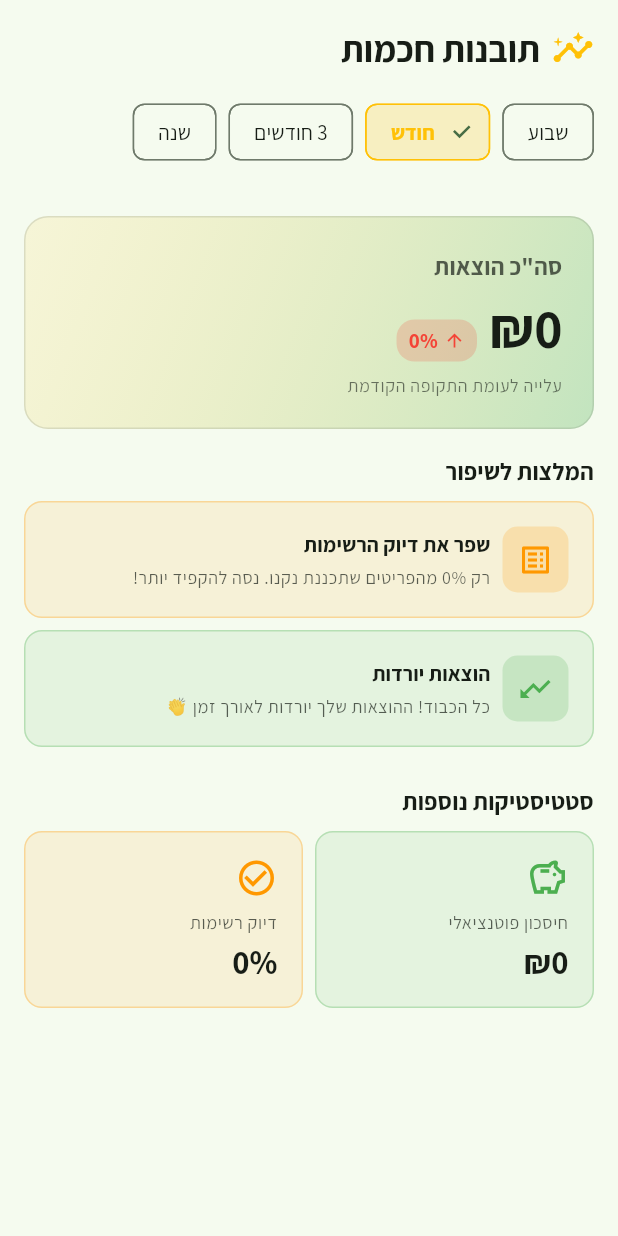
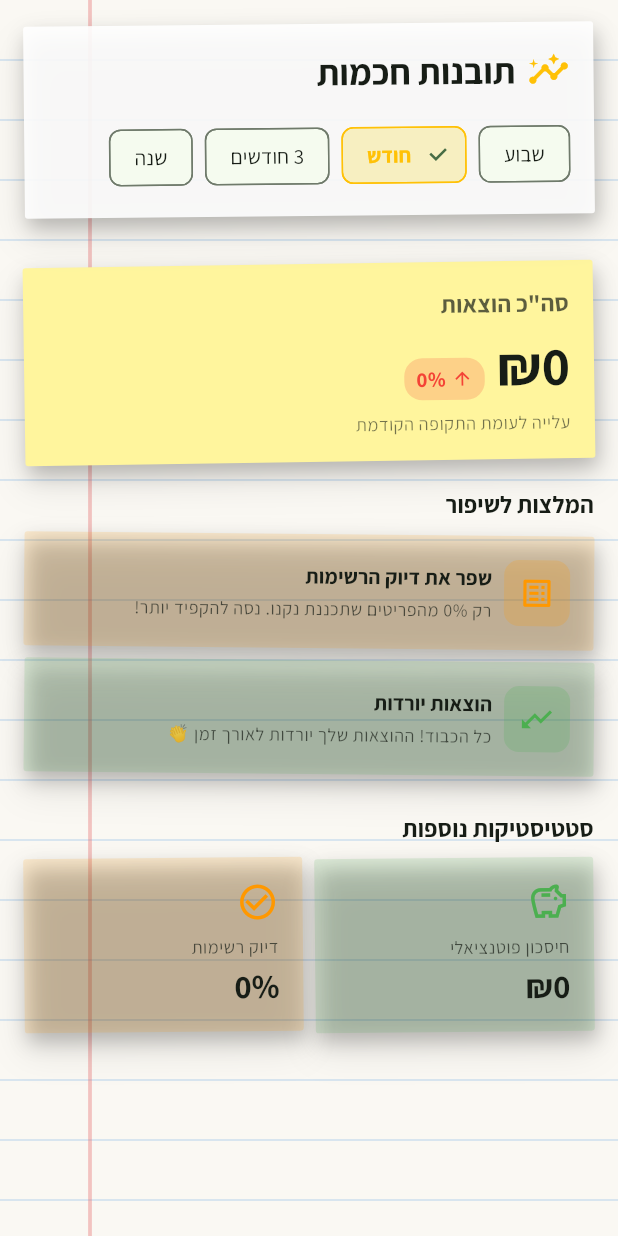
Before and after one commit to Yehuda-sh/salsheli, a Flutter app: the InsightsScreen screen opened by its route, on a phone screen of 412 x 824 dp. Run offline on Flutter 3.47's test engine with Material 3 defaults, Android fonts, the phone set to English and light mode, and no system bars; drawn by our look-alikes of dynamic_color, flutter_animate; our stand-ins replace cloud_firestore, firebase_auth, firebase_core, firebase_storage, fl_chart, image_picker and 3 more; missing offline and left inert: google_mlkit_text_recognition; accounts and stored records are empty.

Commit message:
refactor: Update import paths from 'memozap' to 'salsheli' in household_config.dart; enhance InsightsScreen layout with StickyNote and StickyButton components

```diff
--- a/lib/config/household_config.dart
+++ b/lib/config/household_config.dart
@@ -33,7 +33,7 @@
 // Updated: 08/10/2025
 
 import 'package:flutter/material.dart';
-import 'package:memozap/l10n/app_strings.dart';
+import 'package:salsheli/l10n/app_strings.dart';
 
 /// תצורת סוגי קבוצות/משקי בית
 ///
--- a/lib/screens/insights/insights_screen.dart
+++ b/lib/screens/insights/insights_screen.dart
@@ -37,6 +37,9 @@ import '../../providers/shopping_lists_provider.dart';
 import '../../providers/inventory_provider.dart';
 import '../../theme/app_theme.dart';
 import '../../core/ui_constants.dart';
+import '../../widgets/common/notebook_background.dart';
+import '../../widgets/common/sticky_note.dart';
+import '../../widgets/common/sticky_button.dart';
 
 class InsightsScreen extends StatefulWidget {
   const InsightsScreen({super.key});
@@ -152,8 +155,11 @@ class _InsightsScreenState extends State<InsightsScreen> {
     final cs = theme.colorScheme;
 
     return Scaffold(
-      backgroundColor: cs.surface,
-      body: SafeArea(
+      backgroundColor: kPaperBackground,
+      body: Stack(
+        children: [
+          const NotebookBackground(),
+          SafeArea(
             child: RefreshIndicator(
               onRefresh: () => _loadStats(forceRefresh: true),
               child: CustomScrollView(
@@ -175,6 +181,8 @@ class _InsightsScreenState extends State<InsightsScreen> {
               ),
             ),
           ),
+        ],
+      ),
     );
   }
 
@@ -183,8 +191,11 @@ class _InsightsScreenState extends State<InsightsScreen> {
   Widget _buildHeader(ThemeData theme, ColorScheme cs) {
     final brand = theme.extension<AppBrand>();
 
-    return Container(
+    return Padding(
       padding: const EdgeInsets.all(kSpacingMedium),
+      child: StickyNote(
+        color: Colors.white.withValues(alpha: 0.9),
+        rotation: -0.01,
         child: Column(
         crossAxisAlignment: CrossAxisAlignment.start,
         children: [
@@ -252,6 +263,7 @@ class _InsightsScreenState extends State<InsightsScreen> {
           ),
         ],
         ),
+      ),
     ).animate().fadeIn(duration: 300.ms);
   }
 
@@ -294,7 +306,6 @@ class _InsightsScreenState extends State<InsightsScreen> {
   // ================== 1. סיכום כללי ==================
   /// בונה כרטיס סיכום כללי עם השוואה לתקופה קודמת
   Widget _buildSummaryCard(ThemeData theme, ColorScheme cs, HomeStats stats) {
-    final brand = theme.extension<AppBrand>();
     final totalSpent = stats.monthlySpent.isFinite ? stats.monthlySpent : 0.0;
 
     // חישוב שינוי לעומת תקופה קודמת - אמיתי!
@@ -311,20 +322,9 @@ class _InsightsScreenState extends State<InsightsScreen> {
         : 0.0;
     final isImprovement = change < 0;
 
-    return Container(
-      padding: const EdgeInsets.all(20),
-      decoration: BoxDecoration(
-        gradient: LinearGradient(
-          colors: [
-            (brand?.accent ?? cs.primary).withValues(alpha: 0.1),
-            cs.primaryContainer.withValues(alpha: 0.3),
-          ],
-          begin: Alignment.topLeft,
-          end: Alignment.bottomRight,
-        ),
-        borderRadius: BorderRadius.circular(kBorderRadiusLarge),
-        border: Border.all(color: cs.outline.withValues(alpha: 0.2)),
-      ),
+    return StickyNote(
+      color: kStickyYellow,
+      rotation: -0.015,
       child: Column(
         crossAxisAlignment: CrossAxisAlignment.start,
         children: [
@@ -433,13 +433,9 @@ class _InsightsScreenState extends State<InsightsScreen> {
     ColorScheme cs,
     Map<String, dynamic> rec,
   ) {
-    return Container(
-      padding: const EdgeInsets.all(kSpacingMedium),
-      decoration: BoxDecoration(
-        color: rec['color'].withValues(alpha: 0.1),
-        borderRadius: BorderRadius.circular(kBorderRadius),
-        border: Border.all(color: rec['color'].withValues(alpha: 0.3)),
-      ),
+    return StickyNote(
+      color: rec['color'].withValues(alpha: 0.15),
+      rotation: 0.01,
       child: Row(
         children: [
           Container(
@@ -551,13 +547,9 @@ class _InsightsScreenState extends State<InsightsScreen> {
   // ================== 3. גרף עוגה ✅ נתונים אמיתיים! ==================
   /// בונה כרטיס גרף עוגה עם התפלגות הוצאות לפי קטגוריות
   Widget _buildPieChartCard(ThemeData theme, ColorScheme cs, HomeStats stats) {
-    return Container(
-      padding: const EdgeInsets.all(20),
-      decoration: BoxDecoration(
-        color: cs.surfaceContainerHighest,
-        borderRadius: BorderRadius.circular(kBorderRadiusLarge),
-        border: Border.all(color: cs.outline.withValues(alpha: 0.2)),
-      ),
+    return StickyNote(
+      color: kStickyCyan,
+      rotation: 0.02,
       child: Column(
         crossAxisAlignment: CrossAxisAlignment.start,
         children: [
@@ -705,13 +697,9 @@ class _InsightsScreenState extends State<InsightsScreen> {
     required String value,
     required Color color,
   }) {
-    return Container(
-      padding: const EdgeInsets.all(kSpacingMedium),
-      decoration: BoxDecoration(
-        color: color.withValues(alpha: 0.1),
-        borderRadius: BorderRadius.circular(kBorderRadius),
-        border: Border.all(color: color.withValues(alpha: 0.3)),
-      ),
+    return StickyNote(
+      color: color.withValues(alpha: 0.15),
+      rotation: -0.01,
       child: Column(
         crossAxisAlignment: CrossAxisAlignment.start,
         children: [
@@ -758,15 +746,9 @@ class _InsightsScreenState extends State<InsightsScreen> {
           final expense = entry.value;
           return Padding(
             padding: const EdgeInsets.only(bottom: kSpacingSmall),
-            child: Container(
-              padding: const EdgeInsets.all(kSpacingSmall),
-              decoration: BoxDecoration(
-                color: cs.surfaceContainerHighest,
-                borderRadius: BorderRadius.circular(10),
-                border: Border.all(
-                  color: cs.outline.withValues(alpha: 0.2),
-                ),
-              ),
+            child: StickyNote(
+              color: kStickyGreen.withValues(alpha: 0.15),
+              rotation: index.isEven ? 0.005 : -0.005,
               child: Row(
                 children: [
                   CircleAvatar(
@@ -853,10 +835,11 @@ class _InsightsScreenState extends State<InsightsScreen> {
               textAlign: TextAlign.center,
             ),
             const SizedBox(height: kSpacingLarge),
-            FilledButton.icon(
-              onPressed: _loadStats,
-              icon: const Icon(Icons.refresh),
-              label: const Text('נסה שוב'),
+            StickyButton(
+              label: 'נסה שוב',
+              icon: Icons.refresh,
+              color: kStickyPink,
+              onPressed: () => _loadStats(),
             ),
           ],
         ),
@@ -893,10 +876,11 @@ class _InsightsScreenState extends State<InsightsScreen> {
               textAlign: TextAlign.center,
             ),
             const SizedBox(height: kSpacingLarge),
-            FilledButton.icon(
+            StickyButton(
+              label: 'צור רשימה ראשונה',
+              icon: Icons.add,
+              color: kStickyYellow,
               onPressed: () => Navigator.pushNamed(context, '/shopping-lists'),
-              icon: const Icon(Icons.add),
-              label: const Text('צור רשימה ראשונה'),
             ),
           ],
         ),
```
Lines whose indentation alone changed are shown as unchanged.
